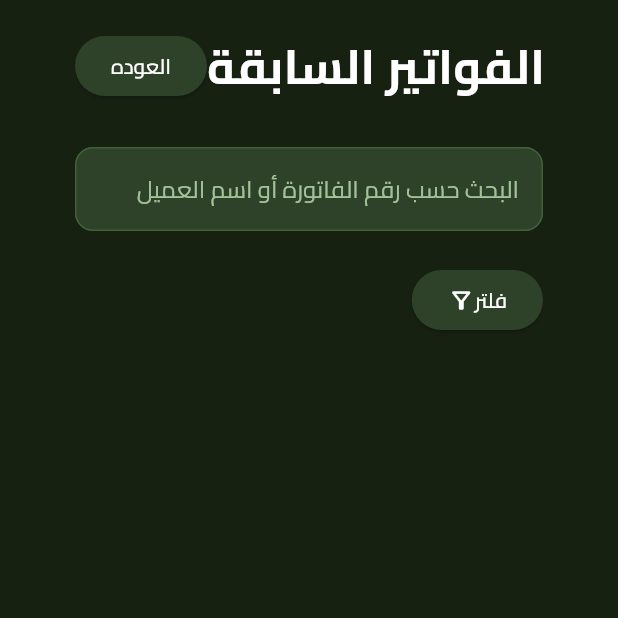
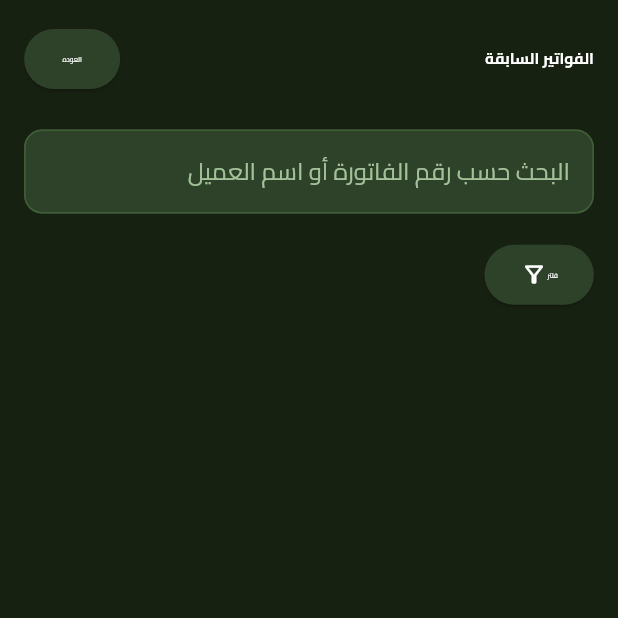
Before and after one commit to Islam3020/elabady, a Flutter app: the screen it shows after launch, on a phone screen of 412 x 824 dp, the top half of it. Run offline on Flutter 3.47's test engine with Material 3 defaults, Android fonts, the phone set to English and light mode, and no system bars; our stand-ins replace flutter_screenutil, gap.

Commit message:
Finish the UI of the invoice details page, along with using the screen util, so that the design is responsive.

```diff
--- a/lib/core/constants/text_app.dart
+++ b/lib/core/constants/text_app.dart
@@ -4,4 +4,17 @@ class TextApp {
       "البحث حسب رقم الفاتورة أو اسم العميل";
   static const String back = "العوده";
   static const String filter = "فلتر";
+  static const String customName = "اسم العميل";
+  static const String customPhone = "رقم التليفون";
+  static const String invoiceDate = "تاريخ الفاتورة";
+  static const String cashierName = "اسم أمين الصندوق";
+  static const String details = "تفاصيل";
+  static const String invoice = "فاتورة";
+  static const String productName = "اسم المنتج";
+  static const String unitPrice = "سعر الوحدة";
+  static const String quantity = "كمية";
+  static const String subtotal = "المجموع الفرعي";
+  static const String printInvoice = "طباعة الفاتورة";
+  static const String exportPdf = "تصدير بصيغة PDF";
+  static const String close = "غلق";
 }
--- a/lib/core/theme/textstyle_app.dart
+++ b/lib/core/theme/textstyle_app.dart
@@ -1,23 +1,24 @@
 import 'package:elabady/core/theme/color_app.dart';
 import 'package:flutter/material.dart';
+import 'package:flutter_screenutil/flutter_screenutil.dart';
 
 TextStyle getTitleStyle(
         {Color? color, double? fontSize, FontWeight? fontWeight}) =>
     TextStyle(
-        fontSize: fontSize ?? 32.0,
+        fontSize: fontSize ?? 32.0.sp,
         fontWeight: fontWeight ?? FontWeight.bold,
         color: color ?? ColorApp.whiteColor);
 
 TextStyle getBodyStyle(
         {Color? color, double? fontSize, FontWeight? fontWeight}) =>
     TextStyle(
-        fontSize: fontSize ?? 22.0,
+        fontSize: fontSize ?? 22.0.sp,
         fontWeight: fontWeight ?? FontWeight.bold,
         color: color ?? ColorApp.whiteColor);
 
 TextStyle getSmallStyle(
         {Color? color, double? fontSize, FontWeight? fontWeight}) =>
     TextStyle(
-        fontSize: fontSize ?? 14.0,
+        fontSize: fontSize ?? 14.0.sp,
         fontWeight: fontWeight ?? FontWeight.w500,
         color: color ?? ColorApp.whiteColor);
--- a/lib/elabady_app.dart
+++ b/lib/elabady_app.dart
@@ -1,17 +1,25 @@
 import 'package:elabady/core/theme/theme_app.dart';
 import 'package:elabady/features/previous_invoices/presentation/screen/prevoius_invoices_screen.dart';
 import 'package:flutter/material.dart';
+import 'package:flutter_screenutil/flutter_screenutil.dart';
 
 class ElabadyApp extends StatelessWidget {
   const ElabadyApp({super.key});
 
   @override
   Widget build(BuildContext context) {
-    return MaterialApp(
-      theme: ThemeApp.primaryTheme,
-      locale: const Locale("ar"),
-      debugShowCheckedModeBanner: false,
-      home: const PrevoiusInvoicesScreen(),
+    return ScreenUtilInit(
+      designSize: const Size(1280, 1076),
+      minTextAdapt: true,
+      splitScreenMode: true,
+      builder: (_, child) {
+        return MaterialApp(
+          theme: ThemeApp.primaryTheme,
+          locale: const Locale("ar"),
+          debugShowCheckedModeBanner: false,
+          home: const PrevoiusInvoicesScreen(),
+        );
+      },
     );
   }
 }
--- a/lib/features/previous_invoices/presentation/screen/prevoius_invoices_screen.dart
+++ b/lib/features/previous_invoices/presentation/screen/prevoius_invoices_screen.dart
@@ -1,6 +1,7 @@
 import 'package:elabady/core/theme/color_app.dart';
 import 'package:elabady/features/previous_invoices/presentation/widget/header_widget.dart';
 import 'package:flutter/material.dart';
+import 'package:flutter_screenutil/flutter_screenutil.dart';
 import 'package:gap/gap.dart';
 
 class PrevoiusInvoicesScreen extends StatelessWidget {
@@ -8,11 +9,11 @@ class PrevoiusInvoicesScreen extends StatelessWidget {
 
   @override
   Widget build(BuildContext context) {
-    return const Scaffold(
+    return Scaffold(
         body: Padding(
-      padding: EdgeInsets.symmetric(horizontal: 50.0, vertical: 20.0),
+      padding: EdgeInsets.symmetric(horizontal: 50.0.w, vertical: 20.0.h),
       child: Column(
-        children: [HeaderWidget(), Gap(30.0), TableInvoices()],
+        children: [const HeaderWidget(), Gap(30.0.h), const TableInvoices()],
       ),
     ));
   }
--- a/lib/features/previous_invoices/presentation/widget/header_widget.dart
+++ b/lib/features/previous_invoices/presentation/widget/header_widget.dart
@@ -3,6 +3,7 @@ import 'package:elabady/core/shared/custom_elevated_button.dart';
 import 'package:elabady/core/theme/textstyle_app.dart';
 import 'package:elabady/features/previous_invoices/presentation/widget/custom_button_fillter.dart';
 import 'package:flutter/material.dart';
+import 'package:flutter_screenutil/flutter_screenutil.dart';
 import 'package:gap/gap.dart';
 
 class HeaderWidget extends StatelessWidget {
@@ -22,7 +23,7 @@ class HeaderWidget extends StatelessWidget {
             ),
           ],
         ),
-        const Gap(30.0),
+        Gap(30.0.h),
         TextFormField(
           textDirection: TextDirection.rtl,
           textAlign: TextAlign.right,
@@ -30,7 +31,7 @@ class HeaderWidget extends StatelessWidget {
             hintText: TextApp.hintSearchOfInvoices,
           ),
         ),
-        const Gap(22.0),
+        Gap(22.0.h),
         const CustomButtonFillter()
       ],
     );
--- a/pubspec.yaml
+++ b/pubspec.yaml
@@ -36,6 +36,7 @@ dependencies:
   # Use with the CupertinoIcons class for iOS style icons.
   cupertino_icons: ^1.0.8
   gap: ^3.0.1
+  flutter_screenutil: ^5.9.3
 
 dev_dependencies:
   flutter_test:
```
Also changed, not shown: lib/core/shared/custom_elevated_button.dart (+27 -0 lines), lib/features/previous_invoices/presentation/screen/details_invoice_screen.dart (added, +71 -0 lines), lib/features/previous_invoices/presentation/widget/custm_print_and_export_button.dart (added, +35 -0 lines), lib/features/previous_invoices/presentation/widget/custom_table_details_invoice.dart (added, +62 -0 lines), lib/features/previous_invoices/presentation/widget/custom_white_line.dart (added, +56 -0 lines), pubspec.lock.
